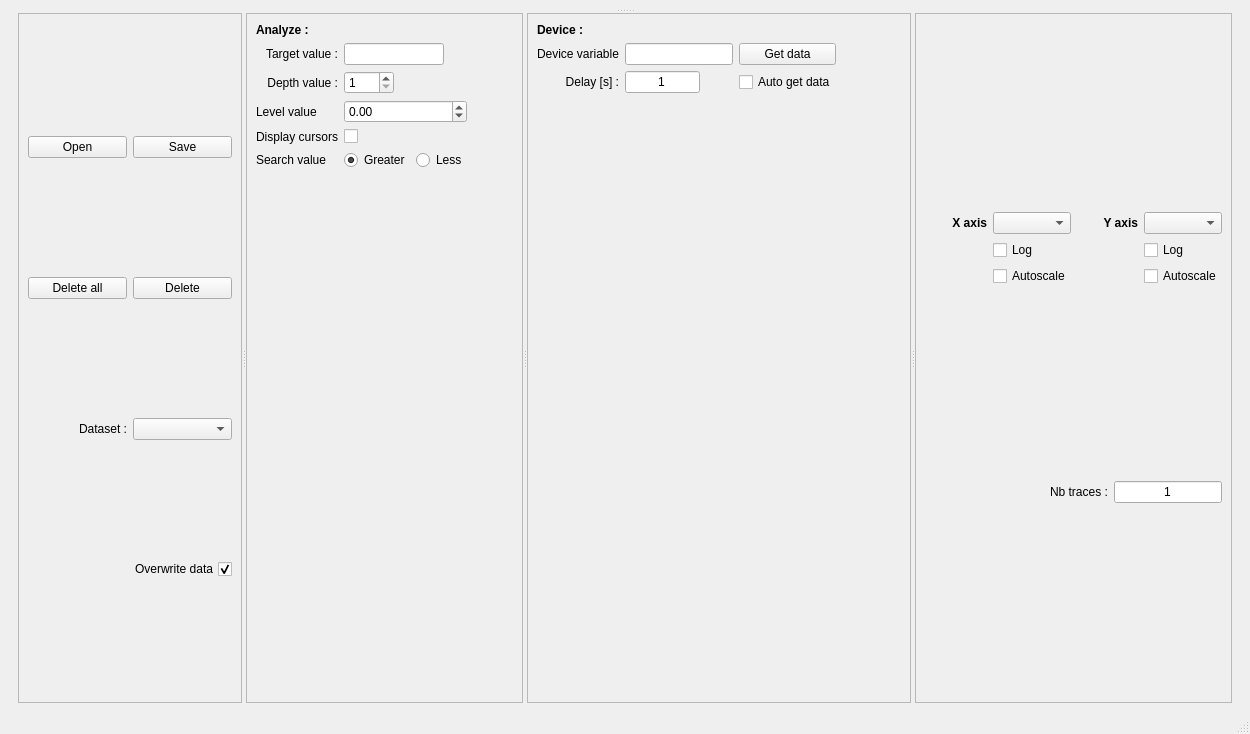
Qt form autolab/core/gui/plotting/interface.ui (autolab-project/autolab) before a commit.
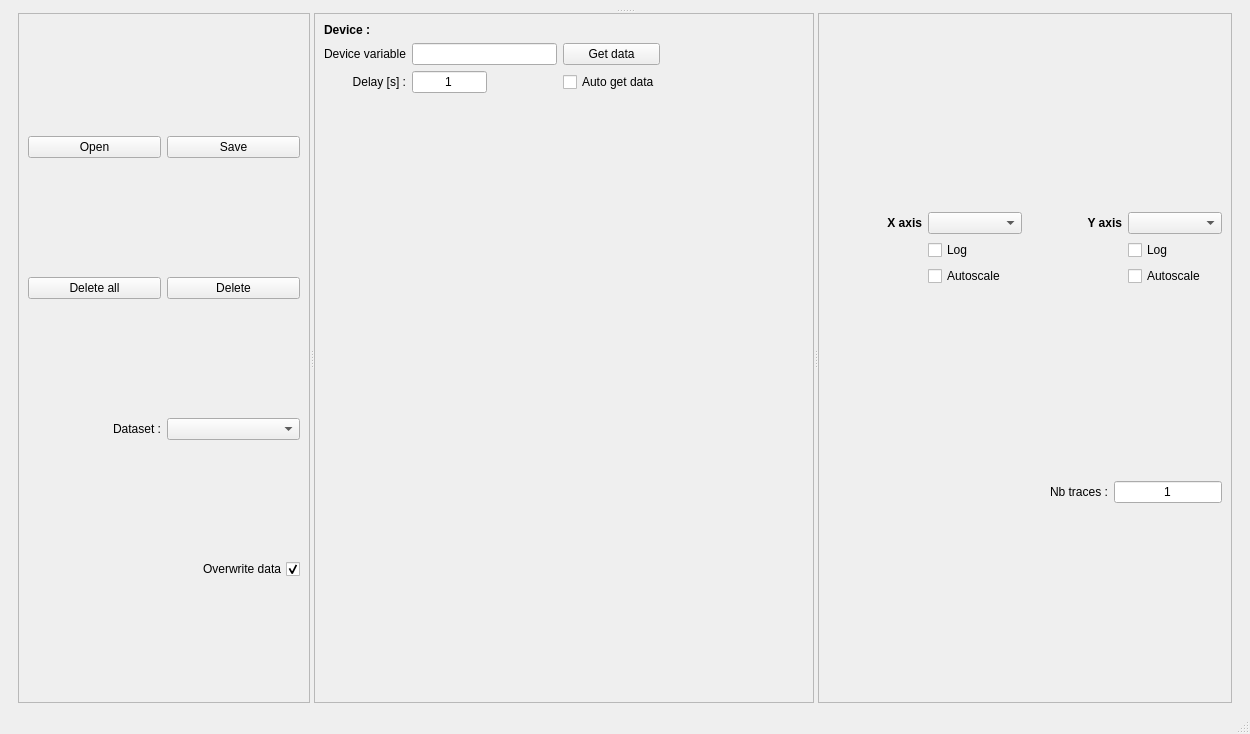
The same form after that commit.

```diff
--- a/autolab/core/gui/plotting/interface.ui
+++ b/autolab/core/gui/plotting/interface.ui
@@ -154,185 +154,6 @@
             </item>
            </layout>
           </widget>
-          <widget class="QFrame" name="frame4">
-           <property name="frameShape">
-            <enum>QFrame::StyledPanel</enum>
-           </property>
-           <layout class="QGridLayout" name="gridLayout_2">
-            <item row="1" column="1">
-             <widget class="QLineEdit" name="targetValue_lineEdit">
-              <property name="maximumSize">
-               <size>
-                <width>100</width>
-                <height>16777215</height>
-               </size>
-              </property>
-              <property name="font">
-               <font>
-                <pointsize>9</pointsize>
-               </font>
-              </property>
-              <property name="toolTip">
-               <string>Wavelength (nm) of the local maximum power. Set -1 to search the global maximum peak</string>
-              </property>
-             </widget>
-            </item>
-            <item row="4" column="1">
-             <widget class="QCheckBox" name="displayCursorCheckBox">
-              <property name="toolTip">
-               <string>Select if want to display cursors</string>
-              </property>
-              <property name="text">
-               <string/>
-              </property>
-              <property name="checked">
-               <bool>false</bool>
-              </property>
-             </widget>
-            </item>
-            <item row="1" column="2">
-             <spacer name="horizontalSpacer">
-              <property name="orientation">
-               <enum>Qt::Horizontal</enum>
-              </property>
-              <property name="sizeHint" stdset="0">
-               <size>
-                <width>0</width>
-                <height>20</height>
-               </size>
-              </property>
-             </spacer>
-            </item>
-            <item row="1" column="0">
-             <widget class="QLabel" name="label_3">
-              <property name="font">
-               <font>
-                <pointsize>9</pointsize>
-               </font>
-              </property>
-              <property name="text">
-               <string>Target value :</string>
-              </property>
-              <property name="alignment">
-               <set>Qt::AlignRight|Qt::AlignTrailing|Qt::AlignVCenter</set>
-              </property>
-             </widget>
-            </item>
-            <item row="2" column="1">
-             <widget class="QSpinBox" name="depthValue_spinBox">
-              <property name="maximumSize">
-               <size>
-                <width>50</width>
-                <height>16777215</height>
-               </size>
-              </property>
-              <property name="toolTip">
-               <string>Depth value, change local maximum searching algorithm</string>
-              </property>
-              <property name="minimum">
-               <number>1</number>
-              </property>
-              <property name="maximum">
-               <number>10</number>
-              </property>
-             </widget>
-            </item>
-            <item row="3" column="1">
-             <widget class="QDoubleSpinBox" name="levelValue_doubleSpinBox">
-              <property name="minimum">
-               <double>-999999.000000000000000</double>
-              </property>
-              <property name="maximum">
-               <double>9999999.000000000000000</double>
-              </property>
-             </widget>
-            </item>
-            <item row="3" column="0">
-             <widget class="QLabel" name="label_11">
-              <property name="text">
-               <string>Level value</string>
-              </property>
-             </widget>
-            </item>
-            <item row="4" column="0">
-             <widget class="QLabel" name="label_10">
-              <property name="text">
-               <string>Display cursors</string>
-              </property>
-              <property name="alignment">
-               <set>Qt::AlignRight|Qt::AlignTrailing|Qt::AlignVCenter</set>
-              </property>
-             </widget>
-            </item>
-            <item row="0" column="0">
-             <widget class="QLabel" name="label_4">
-              <property name="font">
-               <font>
-                <weight>75</weight>
-                <bold>true</bold>
-               </font>
-              </property>
-              <property name="text">
-               <string>Analyze :</string>
-              </property>
-              <property name="alignment">
-               <set>Qt::AlignLeading|Qt::AlignLeft|Qt::AlignTop</set>
-              </property>
-             </widget>
-            </item>
-            <item row="6" column="0">
-             <spacer name="verticalSpacer">
-              <property name="orientation">
-               <enum>Qt::Vertical</enum>
-              </property>
-              <property name="sizeHint" stdset="0">
-               <size>
-                <width>20</width>
-                <height>40</height>
-               </size>
-              </property>
-             </spacer>
-            </item>
-            <item row="2" column="0">
-             <widget class="QLabel" name="label_9">
-              <property name="text">
-               <string>Depth value :</string>
-              </property>
-              <property name="alignment">
-               <set>Qt::AlignRight|Qt::AlignTrailing|Qt::AlignVCenter</set>
-              </property>
-             </widget>
-            </item>
-            <item row="5" column="1">
-             <layout class="QHBoxLayout" name="horizontalLayout_5">
-              <item>
-               <widget class="QRadioButton" name="greaterRadioButton">
-                <property name="text">
-                 <string>Greater</string>
-                </property>
-                <property name="checked">
-                 <bool>true</bool>
-                </property>
-               </widget>
-              </item>
-              <item>
-               <widget class="QRadioButton" name="lessRadioButton">
-                <property name="text">
-                 <string>Less</string>
-                </property>
-               </widget>
-              </item>
-             </layout>
-            </item>
-            <item row="5" column="0">
-             <widget class="QLabel" name="label_12">
-              <property name="text">
-               <string>Search value</string>
-              </property>
-             </widget>
-            </item>
-           </layout>
-          </widget>
           <widget class="QFrame" name="frame5">
            <property name="frameShape">
             <enum>QFrame::StyledPanel</enum>
```
Left out of the diff: 2 changed lines with no effect on the pictures.
